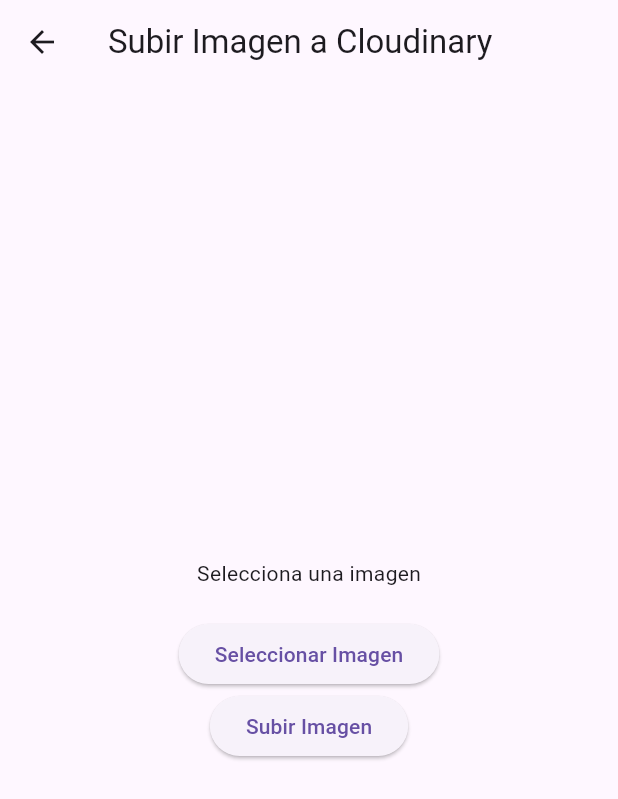
After one commit to O-Uribe/ProxiPyme_MovilApp, a Flutter app: the ImageUploadPage screen opened directly, after a tap on "Subir Imagen", on a phone screen of 412 x 824 dp. The commit adds this screen. Shown: the top 799 px of the screen. Run offline on Flutter 3.47's test engine with Material 2 defaults, Android fonts, the phone set to English and light mode, and no system bars; our stand-ins replace flutter_secure_storage, image_picker; missing offline and left inert: cloudinary_flutter, cloudinary_url_gen; accounts and stored records are empty.

Commit message:
Implementación Cloudinary
Se ha implementado Cloudinary en frontend de forma directa a modo de prueba (funciona) y una ruta para subir imagenes a Cloudinary dentro de la misma app. La implementación parece estar correcta, pero hay que solucionar el por qué tira error 500 al querer subir la imagen al servidor.

```diff
--- /dev/null
+++ b/frontend/lib/pages/image_upload_page.dart
@@ -0,0 +1,72 @@
+import 'package:flutter/material.dart';
+import 'package:http/http.dart' as http;
+import 'package:image_picker/image_picker.dart';
+import 'dart:io';
+
+class ImageUploadPage extends StatefulWidget {
+  @override
+  ImageUploadPageState createState() => ImageUploadPageState();
+}
+
+class ImageUploadPageState extends State<ImageUploadPage> {
+  final picker = ImagePicker();
+  File? _image;
+
+  Future<void> _getImage() async {
+    final pickedFile = await picker.pickImage(source: ImageSource.gallery);
+    if (pickedFile != null) {
+      setState(() {
+        _image = File(pickedFile.path);
+      });
+    }
+  }
+
+  Future<void> _uploadImage() async {
+    if (_image == null) {
+      print('No se ha seleccionado una imagen.');
+      return;
+    }
+
+    var request = http.MultipartRequest('POST', Uri.parse('http://192.168.0.129/upload'));
+    request.files.add(await http.MultipartFile.fromPath('image', _image!.path));
+
+    try {
+      var response = await request.send();
+      if (response.statusCode == 200) {
+        print('Imagen subida exitosamente');
+      } else {
+        print('Error al subir la imagen: ${response.statusCode}');
+      }
+    } catch (e) {
+      print('Error al subir la imagen: $e');
+    }
+  }
+
+  @override
+  Widget build(BuildContext context) {
+    return Scaffold(
+      appBar: AppBar(
+        title: Text('Subir Imagen a Cloudinary'),
+      ),
+      body: Center(
+        child: Column(
+          mainAxisAlignment: MainAxisAlignment.center,
+          children: <Widget>[
+            _image == null
+                ? Text('Selecciona una imagen')
+                : Image.file(_image!),
+            SizedBox(height: 20),
+            ElevatedButton(
+              onPressed: _getImage,
+              child: Text('Seleccionar Imagen'),
+            ),
+            ElevatedButton(
+              onPressed: _uploadImage,
+              child: Text('Subir Imagen'),
+            ),
+          ],
+        ),
+      ),
+    );
+  }
+}
--- a/frontend/pubspec.yaml
+++ b/frontend/pubspec.yaml
@@ -16,6 +16,9 @@ dependencies:
   provider: ^6.0.0
   http: ^1.1.0
   flutter_secure_storage: ^9.0.0
+  cloudinary_flutter: ^1.0.0
+  cloudinary_url_gen: ^1.0.0
+  image_picker: ^1.0.4
 
 dev_dependencies:
   flutter_test:
```
Also changed, not shown: frontend/lib/main.dart (+12 -0 lines), frontend/lib/pages/home_page.dart (+8 -7 lines), frontend/lib/pages/login_page.dart (+5 -2 lines), frontend/lib/pages/register_page.dart (+6 -3 lines), frontend/pubspec.lock, 12 other files.
